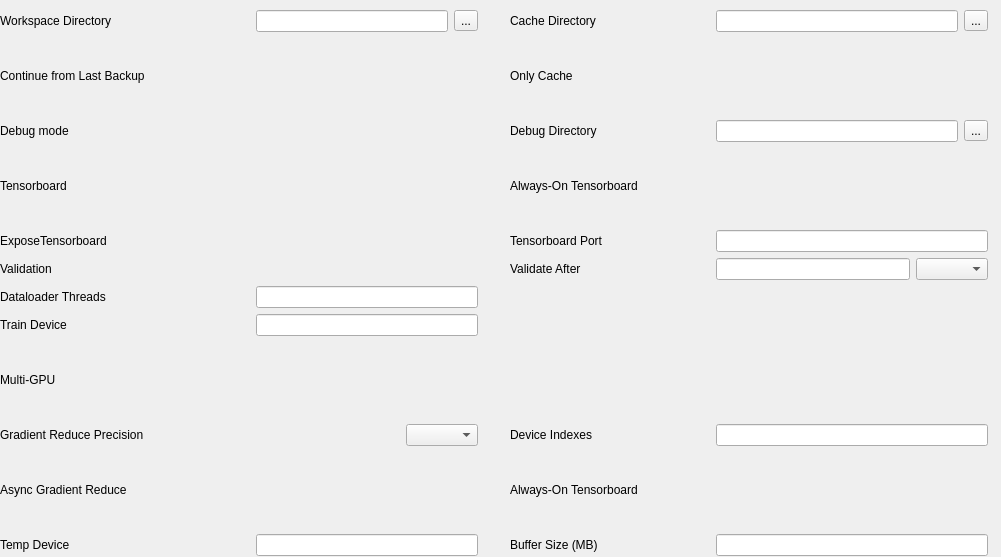
Hypersonic-Popcorn/Q-Trainer, file src/ui/designer/general.ui: the form before one commit.
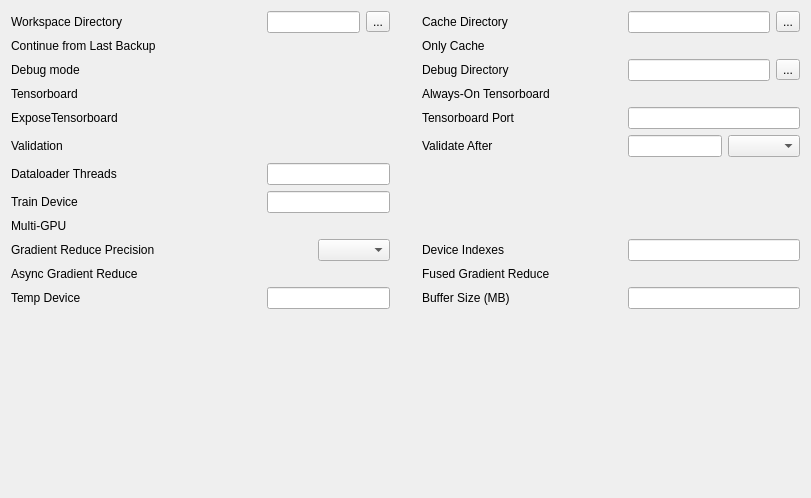
The form after the commit. Custom widgets are drawn as their Qt base class.

The edit to the form file:
```diff
--- a/src/ui/designer/general.ui
+++ b/src/ui/designer/general.ui
@@ -6,8 +6,8 @@
    <rect>
     <x>0</x>
     <y>0</y>
-    <width>1001</width>
-    <height>557</height>
+    <width>811</width>
+    <height>498</height>
    </rect>
   </property>
   <property name="minimumSize">
@@ -22,15 +22,8 @@
   <property name="toolTip">
    <string/>
   </property>
-  <widget class="QWidget" name="">
-   <property name="geometry">
-    <rect>
-     <x>0</x>
-     <y>10</y>
-     <width>988</width>
-     <height>546</height>
-    </rect>
-   </property>
+  <layout class="QVBoxLayout" name="verticalLayout">
+   <item>
    <layout class="QGridLayout" name="gridLayout">
     <item row="6" column="0">
      <layout class="QHBoxLayout" name="horizontalLayout_8">
@@ -459,7 +452,7 @@
          </size>
         </property>
         <property name="text">
-         <string>Always-On Tensorboard</string>
+          <string>Fused Gradient Reduce</string>
         </property>
        </widget>
       </item>
@@ -687,7 +680,21 @@
      </layout>
     </item>
    </layout>
-  </widget>
+   </item>
+   <item>
+    <spacer name="verticalSpacer">
+     <property name="orientation">
+      <enum>Qt::Orientation::Vertical</enum>
+     </property>
+     <property name="sizeHint" stdset="0">
+      <size>
+       <width>20</width>
+       <height>33</height>
+      </size>
+     </property>
+    </spacer>
+   </item>
+  </layout>
  </widget>
  <customwidgets>
   <customwidget>
```
Left out of the diff: 20 changed lines with no effect on the pictures. Lines whose indentation alone changed are shown as unchanged.
